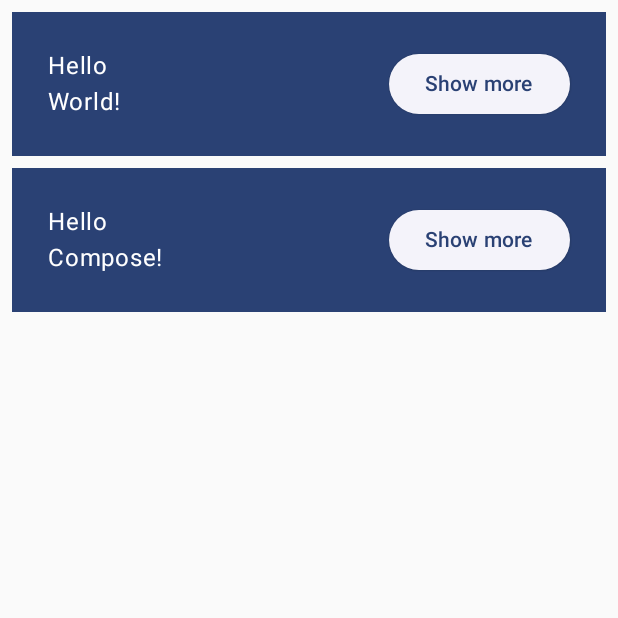
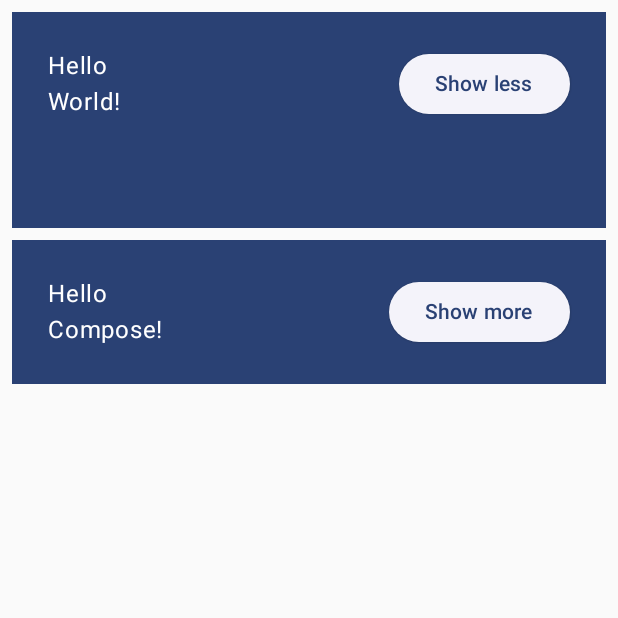
Before and after one commit to PabloQuiroga/composeDemos, an Android app built with Jetpack Compose: the screen it shows after launch (MainActivity), after a tap on "Show more", on a phone screen of 412 x 824 dp, the top half of it. Run offline under Robolectric (Android 15) with nearby library versions, the phone set to English and light mode, and no system bars; 1 other tap on this screen came first.

Commit message:
Step 7 and 8: New Screen and StateHoisting

```diff
--- a/app/src/main/java/com/siar/composedemos/views/components/Greeting.kt
+++ b/app/src/main/java/com/siar/composedemos/views/components/Greeting.kt
@@ -9,13 +9,20 @@ import androidx.compose.material3.MaterialTheme
 import androidx.compose.material3.Surface
 import androidx.compose.material3.Text
 import androidx.compose.runtime.Composable
+import androidx.compose.runtime.getValue
+import androidx.compose.runtime.mutableStateOf
+import androidx.compose.runtime.remember
+import androidx.compose.runtime.setValue
 import androidx.compose.ui.Modifier
 import androidx.compose.ui.tooling.preview.Preview
 import androidx.compose.ui.unit.dp
-import com.siar.composedemos.ui.theme.ComposeDemosTheme
 
 @Composable
 fun Greeting(name: String) {
+
+    var expanded by remember { mutableStateOf(false) }
+    val extraPadding = if(expanded) 48.dp else 0.dp
+
     Surface(
         color = MaterialTheme.colorScheme.primary,
         modifier = Modifier.padding(
@@ -29,30 +36,18 @@ fun Greeting(name: String) {
                 .fillMaxWidth()
         ) {
             Column(
-                modifier = Modifier.weight(1f)
+                modifier = Modifier
+                    .weight(1f)
+                    .padding(bottom = extraPadding)
             ) {
                 Text(text = "Hello")
                 Text(text = "$name!")
             }
             ElevatedButton(
-                onClick = {  }
+                onClick = { expanded = !expanded }
             ) {
-                Text(text = "Show more")
+                Text(text = if(expanded) "Show less" else "Show more")
             }
-        }
-    }
-}
-
-@Composable
-fun MyApp(
-    modifier: Modifier = Modifier,
-    names: List<String> = listOf("World", "Compose")
-){
-    Column(
-        modifier = Modifier.padding(vertical = 4.dp)
-    ) {
-        for (name in names) {
-            Greeting(name = name)
         }
     }
 }
@@ -60,7 +55,5 @@ fun MyApp(
 @Preview(showBackground = true, widthDp = 320)
 @Composable
 fun GreetingPreview() {
-    ComposeDemosTheme {
-        MyApp()
-    }
+    Greeting(name = "prueba")
 }
--- /dev/null
+++ b/app/src/main/java/com/siar/composedemos/views/components/MyApp.kt
@@ -0,0 +1,34 @@
+package com.siar.composedemos.views.components
+
+import androidx.compose.foundation.layout.fillMaxSize
+import androidx.compose.runtime.Composable
+import androidx.compose.runtime.getValue
+import androidx.compose.runtime.mutableStateOf
+import androidx.compose.runtime.remember
+import androidx.compose.runtime.setValue
+import androidx.compose.ui.Modifier
+import androidx.compose.ui.tooling.preview.Preview
+import com.siar.composedemos.ui.theme.ComposeDemosTheme
+
+@Composable
+fun MyApp(
+    modifier: Modifier = Modifier
+){
+    var shouldShow by remember { mutableStateOf(true) }
+
+    if (shouldShow) {
+        OnboardingScreen(
+            onContinue = { shouldShow = false }
+        )
+    }else{
+        Greetings()
+    }
+}
+
+@Preview(showBackground = true, widthDp = 320)
+@Composable
+fun MyAppPreview() {
+    ComposeDemosTheme {
+        MyApp(modifier = Modifier.fillMaxSize())
+    }
+}
--- /dev/null
+++ b/app/src/main/java/com/siar/composedemos/views/components/OnboardingScreen.kt
@@ -0,0 +1,43 @@
+package com.siar.composedemos.views.components
+
+import androidx.compose.foundation.layout.Arrangement
+import androidx.compose.foundation.layout.Column
+import androidx.compose.foundation.layout.fillMaxSize
+import androidx.compose.foundation.layout.padding
+import androidx.compose.material3.Button
+import androidx.compose.material3.Text
+import androidx.compose.runtime.Composable
+import androidx.compose.ui.Alignment
+import androidx.compose.ui.Modifier
+import androidx.compose.ui.tooling.preview.Preview
+import androidx.compose.ui.unit.dp
+
+@Composable
+fun OnboardingScreen(
+    modifier: Modifier = Modifier,
+    onContinue: () -> Unit
+) {
+    Column(
+        modifier = modifier.fillMaxSize(),
+        verticalArrangement = Arrangement.Center,
+        horizontalAlignment = Alignment.CenterHorizontally
+    ) {
+        Text(text = "Welcome to Basics Codelab!")
+        Button(
+            modifier = Modifier.padding(vertical = 24.dp),
+            onClick = onContinue
+        ) {
+            Text(text = "Continue")
+        }
+    }
+}
+
+@Preview(
+    showBackground = true,
+    widthDp = 320,
+    heightDp = 480
+)
+@Composable
+fun OnboardingPreview(){
+    OnboardingScreen(onContinue = {})
+}
```
Also changed, not shown: app/src/main/java/com/siar/composedemos/views/components/Greetings.kt (added, +31 -0 lines).
